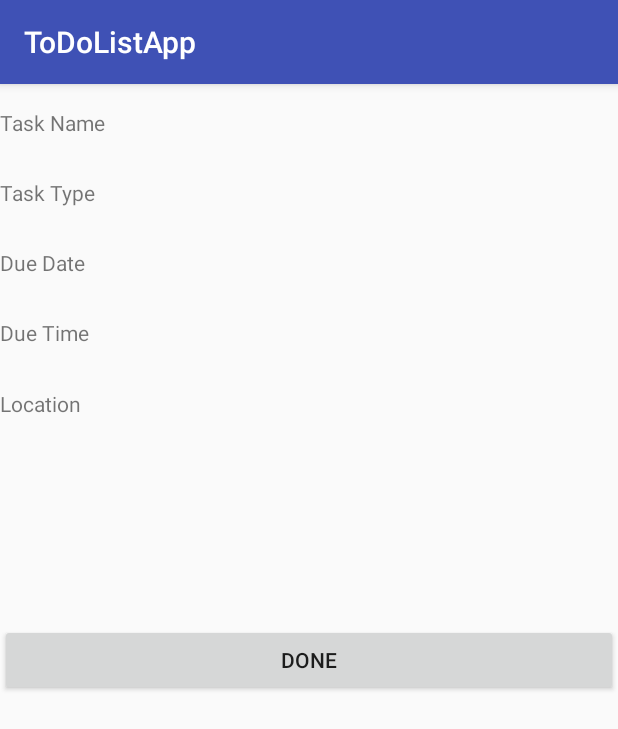
After one commit to karthiknara99/Natural-User-Interaction, an Android app: the ViewTaskActivity screen opened directly, with no data from a screen before it, on a phone screen of 412 x 824 dp. The commit adds this screen. Shown: the top 729 px of the screen. Run offline under Robolectric (Android 15) with nearby library versions, the phone set to English and light mode, and no system bars.

Commit message:
TaskViewPage Created

```diff
--- a/ToDoListApp/app/src/main/AndroidManifest.xml
+++ b/ToDoListApp/app/src/main/AndroidManifest.xml
@@ -15,7 +15,8 @@
                 <category android:name="android.intent.category.LAUNCHER" />
             </intent-filter>
         </activity>
-        <activity android:name=".CreateTaskActivity"></activity>
+        <activity android:name=".CreateTaskActivity" />
+        <activity android:name=".ViewTaskActivity"></activity>
     </application>
 
 </manifest>
--- a/ToDoListApp/app/src/main/java/com/teamnougat/todolistapp/NewArrayAdapter.java
+++ b/ToDoListApp/app/src/main/java/com/teamnougat/todolistapp/NewArrayAdapter.java
@@ -24,6 +24,11 @@ public class NewArrayAdapter extends ArrayAdapter<Item> {
     }
 
     @Override
+    public long getItemId(int position){
+        return position;
+    }
+
+    @Override
     public View getView(int position, View convertView, ViewGroup parent) {
         View v = convertView;
         LayoutInflater inflater = (LayoutInflater) getContext().getSystemService(Context.LAYOUT_INFLATER_SERVICE);
--- /dev/null
+++ b/ToDoListApp/app/src/main/java/com/teamnougat/todolistapp/ViewTaskActivity.java
@@ -0,0 +1,92 @@
+package com.teamnougat.todolistapp;
+
+import android.support.v7.app.AppCompatActivity;
+import android.os.Bundle;
+import android.database.Cursor;
+import android.database.sqlite.SQLiteDatabase;
+import android.util.Log;
+import android.view.View;
+import android.widget.Button;
+import android.widget.TextView;
+import android.widget.Toast;
+
+import com.teamnougat.todolistapp.db.TaskDbHelper;
+import com.teamnougat.todolistapp.db.TaskContract;
+
+public class ViewTaskActivity extends AppCompatActivity implements View.OnClickListener{
+
+    private static final String TAG = "ViewTaskActivity";
+    private TaskDbHelper myHelper;
+    Button btnDone;
+    String task_id;
+
+    protected void onCreate(Bundle savedInstanceState) {
+        super.onCreate(savedInstanceState);
+        Bundle b = getIntent().getExtras();
+        if( b == null )
+        {
+            Log.d(TAG, "No ID");
+        }
+        task_id = getIntent().getStringExtra("TASK_ID");
+        Log.d(TAG, task_id);
+        setContentView(R.layout.activity_view_task);
+        btnDone = (Button)findViewById(R.id.btn_Done);
+        myHelper = new TaskDbHelper(this);
+        getTaskDetails();
+        btnDone.setOnClickListener(this);
+    }
+
+    private void getTaskDetails() {
+        SQLiteDatabase db = myHelper.getReadableDatabase();
+
+        String selectQuery = "SELECT " + TaskContract.TaskEntry.COL_TASK_TITLE + ", "
+                + TaskContract.TaskEntry.COL_TASK_TYPE + ", "
+                + TaskContract.TaskEntry.COL_TASK_DUEDATE + ", "
+                + TaskContract.TaskEntry.COL_TASK_DUETIME + ", "
+                + TaskContract.TaskEntry.COL_TASK_LOCATION
+                + " FROM " + TaskContract.TaskEntry.TABLE
+                + " WHERE " + TaskContract.TaskEntry.COL_TASK_ID + "=" +task_id +";";
+
+        Cursor cursor = db.rawQuery(selectQuery, null);
+
+        TextView textTitle = (TextView)findViewById(R.id.txv_TaskName);
+        TextView textType = (TextView)findViewById(R.id.txv_TaskType);
+        TextView textDate = (TextView)findViewById(R.id.txv_DueDate);
+        TextView textTime = (TextView)findViewById(R.id.txv_DueTime);
+        TextView textLocation = (TextView)findViewById(R.id.txv_Location);
+
+        if (cursor.moveToFirst()) {
+            textTitle.setText(cursor.getString(0));
+            textType.setText(cursor.getString(1));
+            textDate.setText(cursor.getString(2));
+            textTime.setText(cursor.getString(3));
+            textLocation.setText(cursor.getString(4));
+        }
+        else{
+            Toast.makeText(this, "Task Not Found", Toast.LENGTH_SHORT).show();
+        }
+
+        cursor.close();
+        db.close();
+    }
+
+    public void updateDb() {
+        SQLiteDatabase db = myHelper.getWritableDatabase();
+        String updateQuery = "UPDATE " + TaskContract.TaskEntry.TABLE + " SET " +
+                TaskContract.TaskEntry.COL_TASK_KEY + "=0 WHERE " + TaskContract.TaskEntry.COL_TASK_ID + "=" +task_id +";";
+        db.execSQL(updateQuery);
+        Log.d(TAG, "Updated");
+        db.close();
+    }
+
+    @Override
+    public void onClick(View v) {
+        if(v == btnDone)
+        {
+            Toast.makeText(this, "Task Completed!", Toast.LENGTH_SHORT).show();
+            updateDb();
+            setResult(RESULT_OK, null);
+            finish();
+        }
+    }
+}
--- a/ToDoListApp/app/src/main/java/com/teamnougat/todolistapp/db/TaskDbHelper.java
+++ b/ToDoListApp/app/src/main/java/com/teamnougat/todolistapp/db/TaskDbHelper.java
@@ -24,7 +24,7 @@ public class TaskDbHelper extends SQLiteOpenHelper {
                 TaskContract.TaskEntry.COL_TASK_DUETIME + " TIME, " +
                 TaskContract.TaskEntry.COL_TASK_REMINDER + " TIME, " +
                 TaskContract.TaskEntry.COL_TASK_LOCATION + " TEXT, " +
-                TaskContract.TaskEntry.COL_TASK_KEY + " BOOLEAN NOT NULL DEFAULT 1); ";
+                TaskContract.TaskEntry.COL_TASK_KEY + " INTEGER(1) NOT NULL DEFAULT 1); ";
         db.execSQL(createTable);
         Log.d(TAG, createTable);
         /*
@@ -36,7 +36,7 @@ public class TaskDbHelper extends SQLiteOpenHelper {
                 DUETIME TIME,
                 REMINDER TIME,
                 LOCATION TEXT,
-                KEY BOOLEAN NOT NULL DEFAULT 1);
+                KEY INTEGER(1) NOT NULL DEFAULT 1);
          */
     }
 
--- /dev/null
+++ b/ToDoListApp/app/src/main/res/layout/activity_view_task.xml
@@ -0,0 +1,65 @@
+<?xml version="1.0" encoding="utf-8"?>
+<RelativeLayout xmlns:android="http://schemas.android.com/apk/res/android"
+    android:orientation="vertical" android:layout_width="match_parent"
+    android:layout_height="match_parent"
+    android:weightSum="1">
+
+    <TextView
+        android:text="Task Name"
+        android:layout_width="match_parent"
+        android:layout_height="wrap_content"
+        android:id="@+id/txv_TaskName"
+        android:layout_weight="0.10"
+        android:layout_marginTop="16dp"
+        android:layout_alignParentTop="true"
+        android:layout_alignParentStart="true" />
+
+    <TextView
+        android:text="Due Date"
+        android:layout_width="match_parent"
+        android:layout_height="wrap_content"
+        android:id="@+id/txv_DueDate"
+        android:layout_weight="0.10"
+        android:layout_marginTop="27dp"
+        android:layout_below="@+id/txv_TaskType"
+        android:layout_alignParentStart="true" />
+
+    <TextView
+        android:text="Task Type"
+        android:layout_width="match_parent"
+        android:layout_height="wrap_content"
+        android:id="@+id/txv_TaskType"
+        android:layout_weight="0.10"
+        android:layout_marginTop="27dp"
+        android:layout_below="@+id/txv_TaskName"
+        android:layout_alignParentStart="true" />
+
+    <Button
+        android:text="DONE"
+        android:layout_width="match_parent"
+        android:layout_height="wrap_content"
+        android:id="@+id/btn_Done"
+        android:layout_weight="0.10"
+        android:layout_centerVertical="true"
+        android:layout_alignParentStart="true" />
+
+    <TextView
+        android:text="Due Time"
+        android:layout_width="match_parent"
+        android:layout_height="wrap_content"
+        android:id="@+id/txv_DueTime"
+        android:layout_weight="0.10"
+        android:layout_marginTop="27dp"
+        android:layout_below="@+id/txv_DueDate"
+        android:layout_alignParentStart="true" />
+
+    <TextView
+        android:text="Location"
+        android:layout_width="match_parent"
+        android:layout_height="wrap_content"
+        android:id="@+id/txv_Location"
+        android:layout_weight="0.10"
+        android:layout_marginTop="28dp"
+        android:layout_below="@+id/txv_DueTime"
+        android:layout_alignParentStart="true" />
+</RelativeLayout>
```
Also changed, not shown: ToDoListApp/app/src/main/java/com/teamnougat/todolistapp/CreateTaskActivity.java (+12 -13 lines), ToDoListApp/app/src/main/java/com/teamnougat/todolistapp/MainActivity.java (+25 -9 lines).
